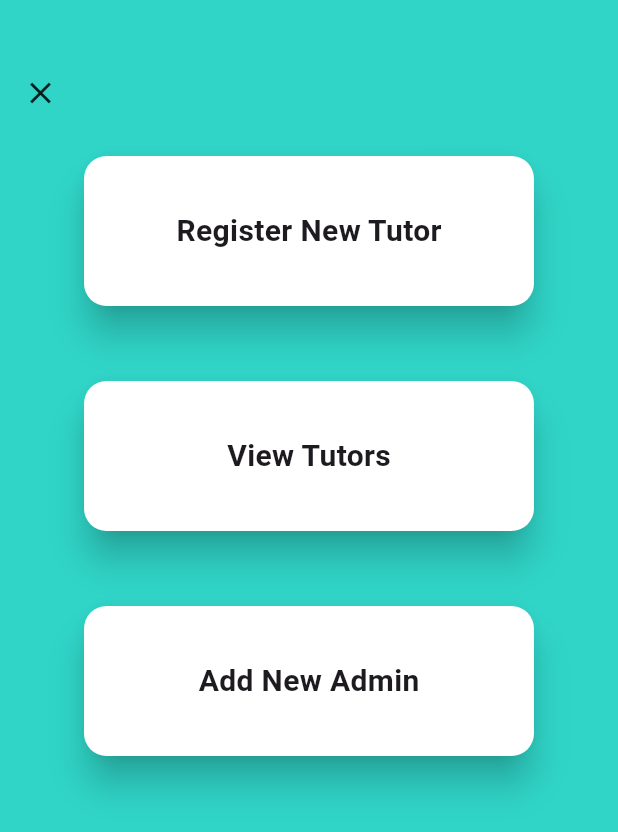
After one commit to ahmed-nussair/tuition, a Flutter app: the AdminStart screen opened directly, on a phone screen of 412 x 824 dp. The commit adds this screen. Shown: the top 832 px of the screen. Run offline on Flutter 3.47's test engine with Material 3 defaults, Android fonts, the phone set to English and light mode, and no system bars; our stand-ins replace cloud_firestore, firebase_core; accounts and stored records are empty.

Commit message:
First Commit

```diff
--- a/lib/admin_login.dart
+++ b/lib/admin_login.dart
@@ -1,4 +1,5 @@
 import 'package:flutter/material.dart';
+import 'package:tuition/admin_screens/admin_start.dart';
 import 'package:tuition/start.dart';
 
 class AdminLogin extends StatefulWidget {
@@ -147,8 +148,8 @@ class _AdminLoginState extends State<AdminLogin> {
                 );
                 return;
               }
-              // Navigator.of(context).pushReplacement(MaterialPageRoute(
-              //     builder: (context) => const EnrolledCourses()));
+              Navigator.of(context).pushReplacement(MaterialPageRoute(
+                  builder: (context) => const AdminStart()));
             },
             child: Material(
               elevation: 10.0,
--- /dev/null
+++ b/lib/admin_screens/admin_start.dart
@@ -0,0 +1,179 @@
+import 'package:flutter/material.dart';
+import 'package:flutter/services.dart';
+
+class AdminStart extends StatelessWidget {
+  const AdminStart({super.key});
+
+  @override
+  Widget build(BuildContext context) {
+    return Scaffold(
+      backgroundColor: const Color(0xff30D5C8),
+      body: Column(
+        children: [
+          const SizedBox(
+            height: 50,
+          ),
+          GestureDetector(
+            onTap: () {
+              showDialog(
+                context: context,
+                barrierDismissible: false,
+                builder: (context) => AlertDialog(
+                  content: const Text(
+                    'Are you sure?',
+                    style: TextStyle(
+                      fontWeight: FontWeight.bold,
+                      fontSize: 25,
+                    ),
+                  ),
+                  actions: [
+                    GestureDetector(
+                      onTap: () {
+                        if (Navigator.canPop(context)) {
+                          Navigator.pop(context);
+                        } else {
+                          SystemNavigator.pop();
+                        }
+                      },
+                      child: Container(
+                        height: 50,
+                        width: 100,
+                        alignment: Alignment.center,
+                        child: const Text(
+                          'No',
+                          style: TextStyle(
+                            fontSize: 20,
+                          ),
+                        ),
+                      ),
+                    ),
+                    GestureDetector(
+                      onTap: () {
+                        if (Navigator.canPop(context)) {
+                          Navigator.pop(context);
+                        } else {
+                          SystemNavigator.pop();
+                        }
+                        if (Navigator.canPop(context)) {
+                          Navigator.pop(context);
+                        } else {
+                          SystemNavigator.pop();
+                        }
+                      },
+                      child: Container(
+                        height: 50,
+                        width: 100,
+                        alignment: Alignment.center,
+                        child: const Text(
+                          'Yes',
+                          style: TextStyle(
+                            fontSize: 20,
+                          ),
+                        ),
+                      ),
+                    ),
+                  ],
+                ),
+              );
+            },
+            child: Container(
+              alignment: Alignment.centerLeft,
+              padding: const EdgeInsets.only(left: 15),
+              child: const Icon(Icons.close),
+            ),
+          ),
+          const SizedBox(
+            height: 30,
+          ),
+          GestureDetector(
+            onTap: () {
+              // Navigator.of(context).pushReplacement(MaterialPageRoute(
+              //     builder: (context) => const StudentLogin()));
+            },
+            child: Material(
+              shadowColor: Colors.black,
+              elevation: 10.0,
+              borderRadius: BorderRadius.circular(20),
+              child: Container(
+                height: 100,
+                width: 300,
+                alignment: Alignment.center,
+                decoration: BoxDecoration(
+                  color: Colors.white,
+                  borderRadius: BorderRadius.circular(15),
+                ),
+                child: const Text(
+                  'Register New Tutor',
+                  style: TextStyle(
+                    fontSize: 20,
+                    fontWeight: FontWeight.bold,
+                  ),
+                ),
+              ),
+            ),
+          ),
+          const SizedBox(
+            height: 50,
+          ),
+          GestureDetector(
+            onTap: () {
+              // Navigator.of(context).pushReplacement(MaterialPageRoute(
+              //     builder: (context) => const TutorLogin()));
+            },
+            child: Material(
+              shadowColor: Colors.black,
+              elevation: 10.0,
+              borderRadius: BorderRadius.circular(20),
+              child: Container(
+                height: 100,
+                width: 300,
+                alignment: Alignment.center,
+                decoration: BoxDecoration(
+                  color: Colors.white,
+                  borderRadius: BorderRadius.circular(15),
+                ),
+                child: const Text(
+                  'View Tutors',
+                  style: TextStyle(
+                    fontSize: 20,
+                    fontWeight: FontWeight.bold,
+                  ),
+                ),
+              ),
+            ),
+          ),
+          const SizedBox(
+            height: 50,
+          ),
+          GestureDetector(
+            onTap: () {
+              // Navigator.of(context).pushReplacement(MaterialPageRoute(
+              //     builder: (context) => const TutorLogin()));
+            },
+            child: Material(
+              shadowColor: Colors.black,
+              elevation: 10.0,
+              borderRadius: BorderRadius.circular(20),
+              child: Container(
+                height: 100,
+                width: 300,
+                alignment: Alignment.center,
+                decoration: BoxDecoration(
+                  color: Colors.white,
+                  borderRadius: BorderRadius.circular(15),
+                ),
+                child: const Text(
+                  'Add New Admin',
+                  style: TextStyle(
+                    fontSize: 20,
+                    fontWeight: FontWeight.bold,
+                  ),
+                ),
+              ),
+            ),
+          ),
+        ],
+      ),
+    );
+  }
+}
```
